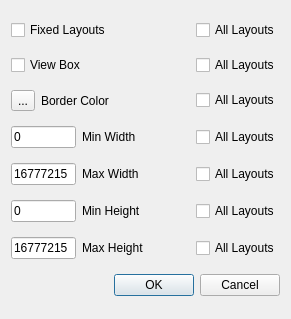
Before: the Qt Designer form Include/imtgui/CCustomLayoutSettings.ui in ImagingTools/ImtCore, drawn with Qt 5.
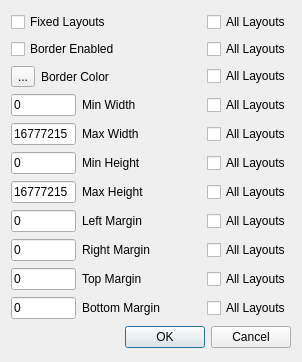
After: the same form once the commit is applied.

Commit message: Add margings to Layout Manager

```diff
--- a/Include/imtgui/CCustomLayoutSettings.ui
+++ b/Include/imtgui/CCustomLayoutSettings.ui
@@ -6,8 +6,8 @@
    <rect>
     <x>0</x>
     <y>0</y>
-    <width>291</width>
-    <height>319</height>
+    <width>302</width>
+    <height>362</height>
    </rect>
   </property>
   <property name="windowTitle">
@@ -50,7 +50,7 @@
      <item>
       <widget class="QCheckBox" name="ViewBox">
        <property name="text">
-        <string>View Box</string>
+        <string>Border Enabled</string>
        </property>
       </widget>
      </item>
@@ -302,6 +302,182 @@
      </item>
     </layout>
    </item>
+   <item>
+    <layout class="QHBoxLayout" name="horizontalLayout_6">
+     <item>
+      <widget class="QLineEdit" name="LeftMargin">
+       <property name="maximumSize">
+        <size>
+         <width>65</width>
+         <height>16777215</height>
+        </size>
+       </property>
+       <property name="text">
+        <string>0</string>
+       </property>
+      </widget>
+     </item>
+     <item>
+      <widget class="QLabel" name="label_6">
+       <property name="text">
+        <string>Left Margin</string>
+       </property>
+      </widget>
+     </item>
+     <item>
+      <spacer name="horizontalSpacer_8">
+       <property name="orientation">
+        <enum>Qt::Horizontal</enum>
+       </property>
+       <property name="sizeHint" stdset="0">
+        <size>
+         <width>40</width>
+         <height>20</height>
+        </size>
+       </property>
+      </spacer>
+     </item>
+     <item>
+      <widget class="QCheckBox" name="AllLeftMargin">
+       <property name="text">
+        <string>All Layouts</string>
+       </property>
+      </widget>
+     </item>
+    </layout>
+   </item>
+   <item>
+    <layout class="QHBoxLayout" name="horizontalLayout_7">
+     <item>
+      <widget class="QLineEdit" name="RightMargin">
+       <property name="maximumSize">
+        <size>
+         <width>65</width>
+         <height>16777215</height>
+        </size>
+       </property>
+       <property name="text">
+        <string>0</string>
+       </property>
+      </widget>
+     </item>
+     <item>
+      <widget class="QLabel" name="label_7">
+       <property name="text">
+        <string>Right Margin</string>
+       </property>
+      </widget>
+     </item>
+     <item>
+      <spacer name="horizontalSpacer_9">
+       <property name="orientation">
+        <enum>Qt::Horizontal</enum>
+       </property>
+       <property name="sizeHint" stdset="0">
+        <size>
+         <width>40</width>
+         <height>20</height>
+        </size>
+       </property>
+      </spacer>
+     </item>
+     <item>
+      <widget class="QCheckBox" name="AllRightMargin">
+       <property name="text">
+        <string>All Layouts</string>
+       </property>
+      </widget>
+     </item>
+    </layout>
+   </item>
+   <item>
+    <layout class="QHBoxLayout" name="horizontalLayout_8">
+     <item>
+      <widget class="QLineEdit" name="TopMargin">
+       <property name="maximumSize">
+        <size>
+         <width>65</width>
+         <height>16777215</height>
+        </size>
+       </property>
+       <property name="text">
+        <string>0</string>
+       </property>
+      </widget>
+     </item>
+     <item>
+      <widget class="QLabel" name="label_8">
+       <property name="text">
+        <string>Top Margin</string>
+       </property>
+      </widget>
+     </item>
+     <item>
+      <spacer name="horizontalSpacer_10">
+       <property name="orientation">
+        <enum>Qt::Horizontal</enum>
+       </property>
+       <property name="sizeHint" stdset="0">
+        <size>
+         <width>40</width>
+         <height>20</height>
+        </size>
+       </property>
+      </spacer>
+     </item>
+     <item>
+      <widget class="QCheckBox" name="AllTopMargin">
+       <property name="text">
+        <string>All Layouts</string>
+       </property>
+      </widget>
+     </item>
+    </layout>
+   </item>
+   <item>
+    <layout class="QHBoxLayout" name="horizontalLayout_9">
+     <item>
+      <widget class="QLineEdit" name="BottomMargin">
+       <property name="maximumSize">
+        <size>
+         <width>65</width>
+         <height>16777215</height>
+        </size>
+       </property>
+       <property name="text">
+        <string>0</string>
+       </property>
+      </widget>
+     </item>
+     <item>
+      <widget class="QLabel" name="label_9">
+       <property name="text">
+        <string>Bottom Margin</string>
+       </property>
+      </widget>
+     </item>
+     <item>
+      <spacer name="horizontalSpacer_11">
+       <property name="orientation">
+        <enum>Qt::Horizontal</enum>
+       </property>
+       <property name="sizeHint" stdset="0">
+        <size>
+         <width>40</width>
+         <height>20</height>
+        </size>
+       </property>
+      </spacer>
+     </item>
+     <item>
+      <widget class="QCheckBox" name="AllBottomMargin">
+       <property name="text">
+        <string>All Layouts</string>
+       </property>
+      </widget>
+     </item>
+    </layout>
+   </item>
    <item>
     <widget class="QDialogButtonBox" name="buttonBox">
      <property name="sizePolicy">
```
Left out of the diff: 4 changed lines with no effect on the pictures. The commit also changes 7 other files.
